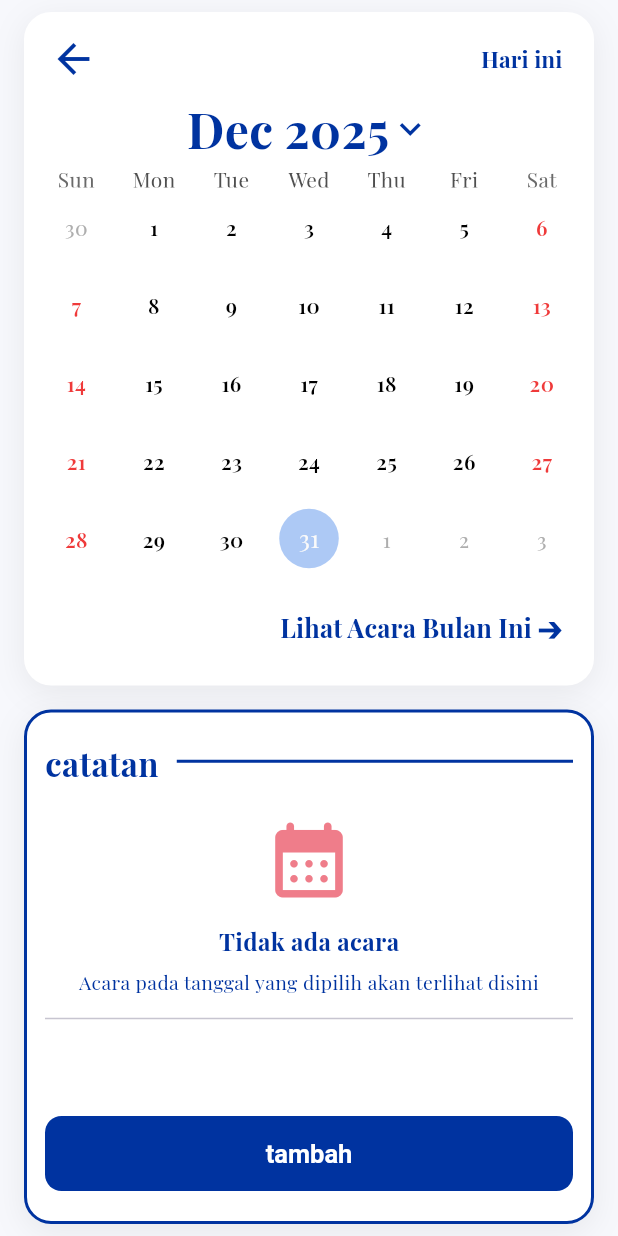
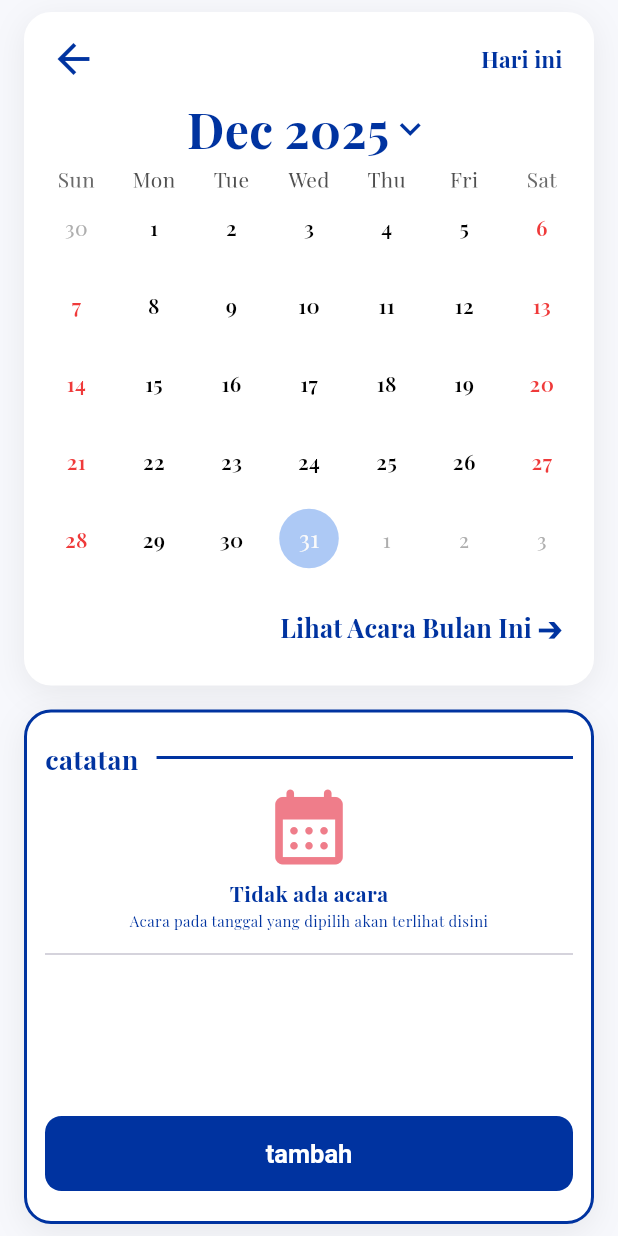
Before and after one commit to IwanSuryana77/PresenceApp, a Flutter app: the CalendarPage screen opened directly, on a phone screen of 412 x 824 dp. Run offline on Flutter 3.47's test engine with Material 3 defaults, Android fonts, the phone set to English and light mode, and no system bars; drawn by our look-alikes of table_calendar; our stand-ins replace camera, cloud_firestore, firebase_core, geolocator, google_fonts, smooth_page_indicator; accounts and stored records are empty.

Commit message:
perubahan ukuran

```diff
--- a/lib/screens/kalender_page.dart
+++ b/lib/screens/kalender_page.dart
@@ -369,7 +369,7 @@ class _CalendarPageState extends State<CalendarPage> {
                               "catatan",
                               style: TextStyle(
                                 color: persibBlue,
-                                fontSize: 22,
+                                fontSize: 18,
                                 fontWeight: FontWeight.w700,
                               ),
                             ),
@@ -384,14 +384,14 @@ class _CalendarPageState extends State<CalendarPage> {
                             ),
                           ],
                         ),
-                        const SizedBox(height: 19),
+                        const SizedBox(height: 2),
                         // Icon Calendar
                         Icon(
                           Icons.calendar_month_rounded,
                           size: 60,
                           color: Color(0xFFEF7D8A),
                         ),
-                        const SizedBox(height: 13),
+                        const SizedBox(height: 4),
                         // Daftar acara
                         _eventForSelectedDay.isEmpty
                             ? const Column(
@@ -401,16 +401,16 @@ class _CalendarPageState extends State<CalendarPage> {
                                     style: TextStyle(
                                       color: persibBlue,
                                       fontWeight: FontWeight.bold,
-                                      fontSize: 16,
+                                      fontSize: 14,
                                     ),
                                   ),
-                                  SizedBox(height: 6),
+                                  SizedBox(height: 2),
                                   Text(
                                     "Acara pada tanggal yang dipilih akan terlihat disini",
                                     textAlign: TextAlign.center,
                                     style: TextStyle(
                                       color: persibBlue,
-                                      fontSize: 13,
+                                      fontSize: 10,
                                     ),
                                   ),
                                   Divider(height: 30),
```
